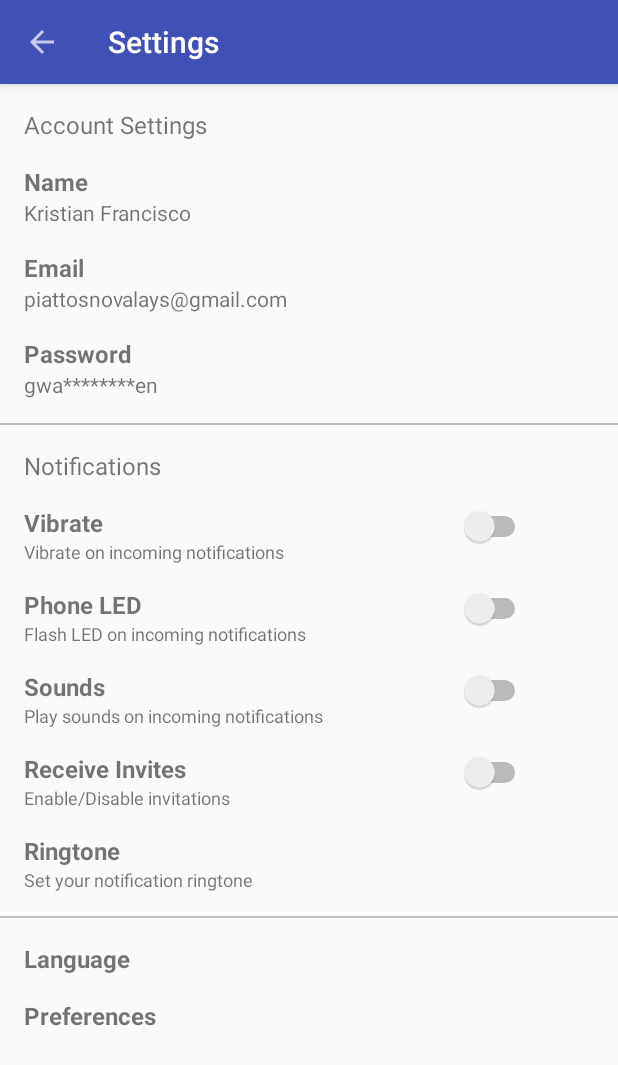
After one commit to k-Francisco/Thelon, an Android app: the Settings screen opened directly, with no data from a screen before it, on a phone screen of 412 x 824 dp. The commit adds this screen. Shown: the top 1065 px of the screen. Run offline under Robolectric (Android 15) with nearby library versions, the phone set to English and light mode, and no system bars; our stand-ins replace ButterKnife; libraries missing offline, so code that uses them is left out: com.mikepenz.community_material_typeface_library.

Commit message:
settings done

```diff
--- a/app/src/main/AndroidManifest.xml
+++ b/app/src/main/AndroidManifest.xml
@@ -26,7 +26,11 @@
         <activity android:name=".login_signup.Signup" />
         <activity android:name=".leaderboard_tab.LeaderBoard" />
         <activity android:name=".home_tab.Home" />
-        <activity android:name=".home_details.home_details"></activity>
+        <activity android:name=".home_details.home_details" />
+        <activity
+            android:name=".main_screens.Settings"
+            android:label="@string/title_activity_settings"
+            android:theme="@style/NavDrawerItems"></activity>
     </application>
 
 </manifest>
--- a/app/src/main/java/com/example/johncarter/thelon/main_screens/LandingPage.java
+++ b/app/src/main/java/com/example/johncarter/thelon/main_screens/LandingPage.java
@@ -2,6 +2,7 @@ package com.example.johncarter.thelon.main_screens;
 
 import android.app.FragmentManager;
 import android.app.FragmentTransaction;
+import android.content.Intent;
 import android.support.annotation.IdRes;
 import android.support.v4.content.ContextCompat;
 import android.support.v7.app.AppCompatActivity;
@@ -15,6 +16,7 @@ import com.example.johncarter.thelon.fragments.HomeFragment;
 import com.example.johncarter.thelon.fragments.LeaderBoardFragment;
 import com.example.johncarter.thelon.fragments.NotificationFragment;
 import com.example.johncarter.thelon.fragments.UserProfileFragment;
+import com.example.johncarter.thelon.login_signup.Login;
 import com.mikepenz.community_material_typeface_library.CommunityMaterial;
 import com.mikepenz.materialdrawer.AccountHeader;
 import com.mikepenz.materialdrawer.AccountHeaderBuilder;
@@ -24,6 +26,7 @@ import com.mikepenz.materialdrawer.model.DividerDrawerItem;
 import com.mikepenz.materialdrawer.model.PrimaryDrawerItem;
 import com.mikepenz.materialdrawer.model.ProfileDrawerItem;
 import com.mikepenz.materialdrawer.model.SecondaryDrawerItem;
+import com.mikepenz.materialdrawer.model.interfaces.IDrawerItem;
 import com.mikepenz.materialdrawer.model.interfaces.IProfile;
 
 import butterknife.ButterKnife;
@@ -37,6 +40,7 @@ public class LandingPage extends AppCompatActivity implements BottomNavigation.O
     FragmentManager fragmentManager;
     FragmentTransaction fragmentTransaction;
     Window window;
+    Drawer drawer;
     @Override
     protected void onCreate(Bundle savedInstanceState) {
         super.onCreate(savedInstanceState);
@@ -69,7 +73,7 @@ public class LandingPage extends AppCompatActivity implements BottomNavigation.O
         initNavDrawerProfile();
 
         //creates the navigation drawer with the profile and items
-        Drawer drawer = new DrawerBuilder()
+        drawer = new DrawerBuilder()
                 .withAccountHeader(accountHeader)
                 .withActivity(this)
                 .addDrawerItems(
@@ -87,8 +91,6 @@ public class LandingPage extends AppCompatActivity implements BottomNavigation.O
                 )
                 .withSelectedItem(0)
                 .buildForFragment();
-
-
 
     }
 
@@ -189,12 +191,32 @@ public class LandingPage extends AppCompatActivity implements BottomNavigation.O
         settings = new PrimaryDrawerItem()
                 .withIdentifier(4)
                 .withName("Settings")
-                .withIcon(CommunityMaterial.Icon.cmd_settings);
+                .withIcon(CommunityMaterial.Icon.cmd_settings)
+                .withOnDrawerItemClickListener(new Drawer.OnDrawerItemClickListener() {
+                    @Override
+                    public boolean onItemClick(View view, int position, IDrawerItem drawerItem) {
+
+                        Intent intent = new Intent(LandingPage.this, Settings.class);
+                        startActivity(intent);
+                        return false;
+                    }
+                });
+
 
         logOut = new PrimaryDrawerItem()
                 .withIdentifier(5)
                 .withName("Log Out")
-                .withIcon(CommunityMaterial.Icon.cmd_logout);
+                .withIcon(CommunityMaterial.Icon.cmd_logout)
+                .withOnDrawerItemClickListener(new Drawer.OnDrawerItemClickListener() {
+                    @Override
+                    public boolean onItemClick(View view, int position, IDrawerItem drawerItem) {
+
+                        Intent intent = new Intent(LandingPage.this, Login.class);
+                        startActivity(intent);
+                        finish();
+                        return false;
+                    }
+                });
 
         helpAndFeedback = new PrimaryDrawerItem()
                 .withIdentifier(6)
--- /dev/null
+++ b/app/src/main/java/com/example/johncarter/thelon/main_screens/Settings.java
@@ -0,0 +1,52 @@
+package com.example.johncarter.thelon.main_screens;
+
+import android.os.Bundle;
+import android.app.Activity;
+import android.support.v7.app.ActionBarActivity;
+import android.support.v7.widget.Toolbar;
+import android.transition.Transition;
+import android.transition.TransitionInflater;
+import android.view.Menu;
+import android.view.MenuItem;
+import android.view.View;
+import android.view.Window;
+
+import com.example.johncarter.thelon.R;
+import com.mikepenz.community_material_typeface_library.CommunityMaterial;
+
+import butterknife.Bind;
+import butterknife.ButterKnife;
+
+public class Settings extends ActionBarActivity {
+
+    @Bind(R.id.toolbar)
+    Toolbar toolbar;
+    Window window;
+
+
+    @Override
+    protected void onCreate(Bundle savedInstanceState) {
+        super.onCreate(savedInstanceState);
+        setContentView(R.layout.activity_settings);
+        ButterKnife.bind(this);
+
+        window = getWindow();
+        Transition transition = TransitionInflater.from(this).inflateTransition(R.transition.slide_right);
+        window.setEnterTransition(transition);
+        window.setExitTransition(transition);
+
+        toolbar = (Toolbar) findViewById(R.id.toolbar);
+        setSupportActionBar(toolbar);
+
+        getSupportActionBar().setDisplayHomeAsUpEnabled(true);
+        toolbar.setNavigationOnClickListener(new View.OnClickListener() {
+            @Override
+            public void onClick(View v) {
+                finish();
+            }
+        });
+
+    }
+
+
+}
--- /dev/null
+++ b/app/src/main/res/layout/activity_settings.xml
@@ -0,0 +1,318 @@
+<?xml version="1.0" encoding="utf-8"?>
+<RelativeLayout xmlns:android="http://schemas.android.com/apk/res/android"
+    xmlns:tools="http://schemas.android.com/tools"
+    android:id="@+id/activity_settings"
+    android:layout_width="match_parent"
+    android:layout_height="match_parent"
+    tools:context="com.example.johncarter.thelon.main_screens.Settings">
+
+    <include
+        android:id="@+id/toolbar"
+        layout="@layout/toolbar_layout"></include>
+
+<ScrollView
+    android:layout_width="match_parent"
+    android:layout_height="wrap_content"
+    android:layout_below="@+id/toolbar">
+
+    <LinearLayout
+        android:layout_width="match_parent"
+        android:layout_height="wrap_content"
+        android:id="@+id/wrapper"
+
+        android:orientation="vertical">
+
+
+    <LinearLayout
+        android:layout_width="match_parent"
+        android:layout_height="wrap_content"
+
+        android:orientation="vertical"
+        android:id="@+id/account_settings"
+        android:layout_marginTop="16dp">
+
+        <TextView
+            android:layout_width="wrap_content"
+            android:layout_height="wrap_content"
+            android:text="Account Settings"
+            android:layout_marginLeft="16dp"
+            android:textSize="16sp"/>
+
+        <LinearLayout
+            android:layout_width="match_parent"
+            android:layout_height="wrap_content"
+            android:id="@+id/settings_name"
+            android:orientation="vertical"
+            android:layout_marginTop="16dp"
+            android:layout_marginLeft="16dp">
+
+            <TextView
+            android:layout_width="wrap_content"
+            android:layout_height="wrap_content"
+            android:text="Name"
+            android:textStyle="bold"
+            android:textSize="16sp"/>
+
+            <TextView
+                android:layout_width="wrap_content"
+                android:layout_height="wrap_content"
+                android:text="Kristian Francisco"
+                android:textSize="14sp"/>
+
+            <TextView
+                android:layout_width="wrap_content"
+                android:layout_height="wrap_content"
+                android:text="Email"
+                android:textStyle="bold"
+                android:textSize="16sp"
+                android:layout_marginTop="16sp"/>
+
+            <TextView
+                android:layout_width="wrap_content"
+                android:layout_height="wrap_content"
+                android:text="piattosnovalays@gmail.com"
+                android:textSize="14sp"/>
+
+            <TextView
+                android:layout_width="wrap_content"
+                android:layout_height="wrap_content"
+                android:text="Password"
+                android:textStyle="bold"
+                android:textSize="16sp"
+                android:layout_marginTop="16sp"/>
+
+            <TextView
+                android:layout_width="wrap_content"
+                android:layout_height="wrap_content"
+                android:text="gwa********en"
+                android:textSize="14sp"/>
+        </LinearLayout>
+
+
+    </LinearLayout>
+
+
+    <View
+        android:layout_width="match_parent"
+        android:layout_height="1dp"
+        android:alpha=".5"
+        android:id="@+id/account_settings_end"
+        android:background="#808080"
+        android:layout_below="@+id/account_settings"
+        android:layout_marginTop="16dp" />
+
+
+
+
+    <TextView
+    android:layout_width="wrap_content"
+    android:layout_height="wrap_content"
+    android:id="@+id/notifications"
+    android:text="Notifications"
+    android:textSize="16sp"
+    android:layout_marginTop="16dp"
+    android:layout_marginLeft="16dp"
+    android:layout_below="@+id/account_settings_end"/>
+
+    <LinearLayout
+        android:layout_width="match_parent"
+        android:layout_height="wrap_content"
+        android:orientation="horizontal"
+        android:layout_below="@+id/notifications"
+        android:layout_marginLeft="16dp"
+        android:layout_marginTop="16dp"
+        android:id="@+id/vibrate">
+
+        <LinearLayout
+            android:layout_width="290dp"
+            android:layout_height="wrap_content"
+            android:orientation="vertical">
+
+            <TextView
+                android:layout_width="wrap_content"
+                android:layout_height="wrap_content"
+                android:text="Vibrate"
+                android:textSize="16sp"
+                android:textStyle="bold"/>
+
+            <TextView
+                android:layout_width="wrap_content"
+                android:layout_height="wrap_content"
+                android:text="Vibrate on incoming notifications"
+                android:textSize="12sp"/>
+        </LinearLayout>
+
+       <Switch
+           android:layout_width="wrap_content"
+           android:layout_height="wrap_content"
+           android:id="@+id/vibrate_switch"/>
+
+    </LinearLayout>
+
+    <LinearLayout
+        android:layout_width="match_parent"
+        android:layout_height="wrap_content"
+        android:id="@+id/phone_led"
+        android:orientation="horizontal"
+        android:layout_below="@+id/vibrate"
+        android:layout_marginLeft="16dp"
+        android:layout_marginTop="16dp">
+
+        <LinearLayout
+            android:layout_width="290dp"
+            android:layout_height="wrap_content"
+            android:orientation="vertical">
+
+            <TextView
+                android:layout_width="wrap_content"
+                android:layout_height="wrap_content"
+                android:text="Phone LED"
+                android:textSize="16sp"
+                android:textStyle="bold"/>
+
+            <TextView
+                android:layout_width="wrap_content"
+                android:layout_height="wrap_content"
+                android:text="Flash LED on incoming notifications"
+                android:textSize="12sp"/>
+        </LinearLayout>
+
+        <Switch
+            android:layout_width="wrap_content"
+            android:layout_height="wrap_content"
+            android:id="@+id/phone_led_switch"/>
+    </LinearLayout>
+
+    <LinearLayout
+        android:layout_width="match_parent"
+        android:layout_height="wrap_content"
+        android:id="@+id/sounds"
+        android:orientation="horizontal"
+        android:layout_below="@+id/phone_led"
+        android:layout_marginTop="16dp"
+        android:layout_marginLeft="16dp">
+
+        <LinearLayout
+            android:layout_width="290dp"
+            android:layout_height="wrap_content"
+            android:orientation="vertical">
+
+            <TextView
+                android:layout_width="wrap_content"
+                android:layout_height="wrap_content"
+                android:text="Sounds"
+                android:textSize="16sp"
+                android:textStyle="bold"/>
+
+            <TextView
+                android:layout_width="wrap_content"
+                android:layout_height="wrap_content"
+                android:text="Play sounds on incoming notifications"
+                android:textSize="12sp"/>
+        </LinearLayout>
+
+        <Switch
+            android:layout_width="wrap_content"
+            android:layout_height="wrap_content"
+            android:id="@+id/sounds_switch"/>
+    </LinearLayout>
+
+    <LinearLayout
+        android:layout_width="match_parent"
+        android:layout_height="wrap_content"
+        android:id="@+id/receive_invites"
+        android:orientation="horizontal"
+        android:layout_below="@+id/sounds"
+        android:layout_marginTop="16dp"
+        android:layout_marginLeft="16dp">
+
+        <LinearLayout
+            android:layout_width="290dp"
+            android:layout_height="wrap_content"
+            android:orientation="vertical">
+
+            <TextView
+                android:layout_width="wrap_content"
+                android:layout_height="wrap_content"
+                android:text="Receive Invites"
+                android:textSize="16sp"
+                android:textStyle="bold"/>
+
+            <TextView
+                android:layout_width="wrap_content"
+                android:layout_height="wrap_content"
+                android:text="Enable/Disable invitations"
+                android:textSize="12sp"/>
+        </LinearLayout>
+
+        <Switch
+            android:layout_width="wrap_content"
+            android:layout_height="wrap_content"
+            android:id="@+id/switch_receive_invites"/>
+    </LinearLayout>
+
+    <LinearLayout
+        android:layout_width="match_parent"
+        android:layout_height="wrap_content"
+        android:orientation="vertical"
+        android:id="@+id/Ringtone"
+        android:layout_marginLeft="16dp"
+        android:layout_marginTop="16dp"
+        android:layout_below="@+id/receive_invites">
+
+        <TextView
+            android:layout_width="wrap_content"
+            android:layout_height="wrap_content"
+            android:text="Ringtone"
+            android:textSize="16sp"
+            android:textStyle="bold"/>
+
+        <TextView
+            android:layout_width="wrap_content"
+            android:layout_height="wrap_content"
+            android:text="Set your notification ringtone"
+            android:textSize="12sp"/>
+
+    </LinearLayout>
+
+    <View
+        android:layout_width="match_parent"
+        android:layout_height="1dp"
+        android:alpha=".5"
+        android:id="@+id/notification_end"
+        android:background="#808080"
+        android:layout_below="@+id/Ringtone"
+        android:layout_marginTop="16dp" />
+
+
+    <LinearLayout
+        android:layout_width="match_parent"
+        android:layout_height="wrap_content"
+        android:orientation="vertical"
+        android:layout_below="@id/notification_end"
+        android:layout_marginTop="16dp"
+        android:layout_marginLeft="16dp"
+        android:layout_marginBottom="16dp"
+        android:id="@+id/settings_preferences">
+
+        <TextView
+            android:layout_width="wrap_content"
+            android:layout_height="wrap_content"
+            android:text="Language"
+            android:textStyle="bold"
+            android:textSize="16sp"/>
+
+        <TextView
+            android:layout_width="wrap_content"
+            android:layout_height="wrap_content"
+            android:text="Preferences"
+            android:textStyle="bold"
+            android:textSize="16sp"
+            android:layout_marginTop="16dp"/>
+
+
+    </LinearLayout>
+    </LinearLayout>
+
+</ScrollView>
+</RelativeLayout>
--- /dev/null
+++ b/app/src/main/res/layout/toolbar_layout.xml
@@ -0,0 +1,8 @@
+<?xml version="1.0" encoding="utf-8"?>
+<android.support.v7.widget.Toolbar xmlns:android="http://schemas.android.com/apk/res/android"
+    android:layout_width="match_parent" android:layout_height="wrap_content"
+    android:background="@color/colorPrimary"
+    android:theme="@style/ThemeOverlay.AppCompat.Dark"
+    android:elevation="4dp">
+
+</android.support.v7.widget.Toolbar>
--- a/app/src/main/res/values/strings.xml
+++ b/app/src/main/res/values/strings.xml
@@ -5,4 +5,5 @@
 
     <!-- TODO: Remove or change this placeholder text -->
     <string name="hello_blank_fragment">Hello blank fragment</string>
+    <string name="title_activity_settings">Settings</string>
 </resources>
--- a/app/src/main/res/values/styles.xml
+++ b/app/src/main/res/values/styles.xml
@@ -20,6 +20,24 @@
             @transition/shared_explode</item>
     </style>
 
+    <!-- Nav Drawer Theme. -->
+    <style name="NavDrawerItems" parent="Theme.AppCompat.Light.NoActionBar">
+        <!-- Customize your theme here. -->
+        <item name="colorPrimary">@color/colorPrimary</item>
+        <item name="colorPrimaryDark">@color/colorPrimaryDark</item>
+        <item name="colorAccent">@color/colorAccent</item>
+
+
+        <!-- enable window content transitions -->
+        <item name="android:windowActivityTransitions">true</item>
+
+        <!-- specify shared element transitions -->
+        <item name="android:windowEnterTransition">
+            @transition/slide_right</item>
+        <item name="android:windowExitTransition">
+            @transition/slide_right</item>
+    </style>
+
 
 
 </resources>
```
Also changed, not shown: app/src/main/res/transition/slide_right.xml (added, +13 -0 lines).
